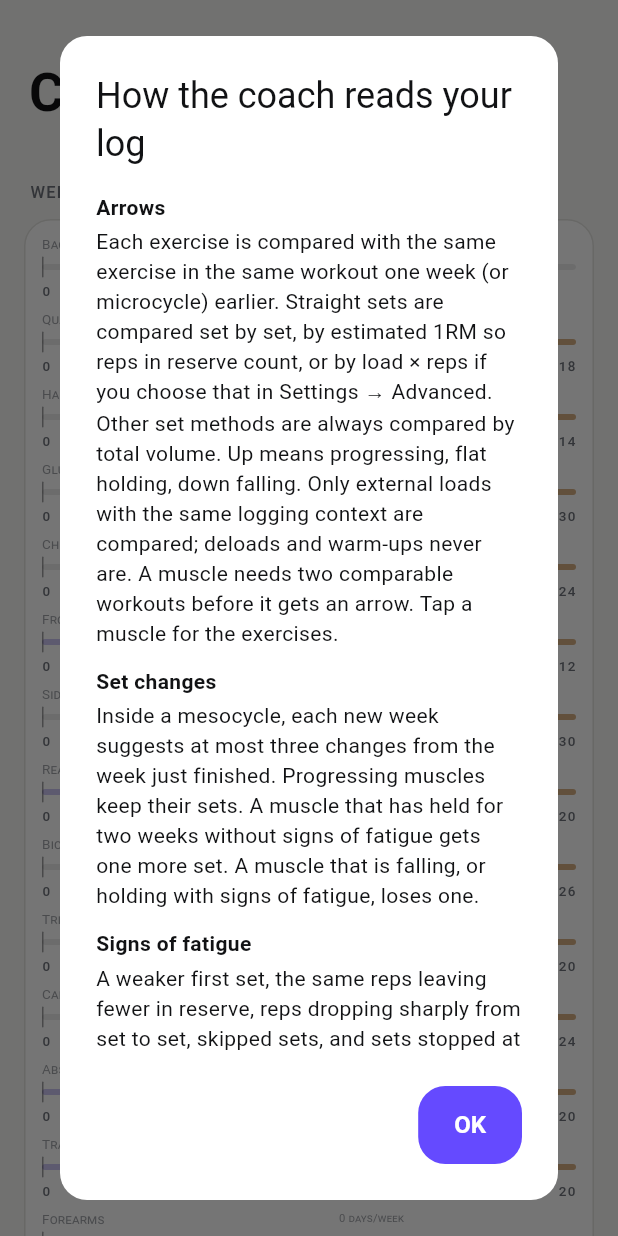
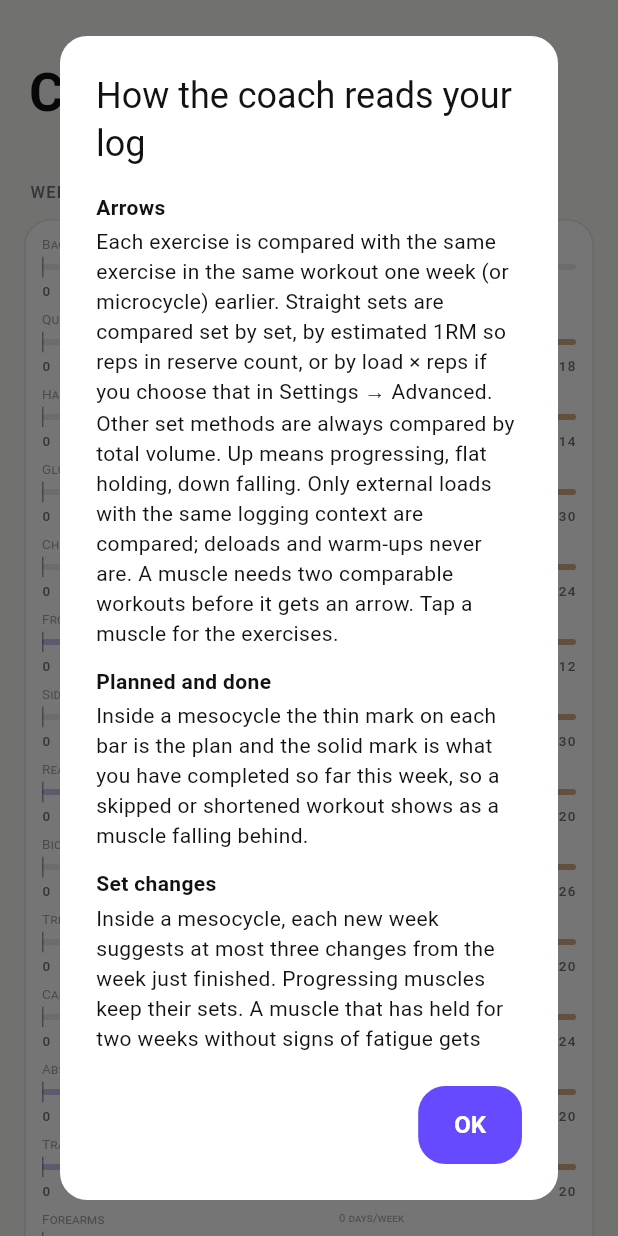
Before and after one commit to gokberkgunes/gymer, a Flutter app: the CoachScreen widget shown alone on an empty page, opened directly, after a tap on the "info outline" icon, on a phone screen of 412 x 824 dp. Run offline on Flutter 3.47's test engine with Material 3 defaults, Android fonts, the phone set to English and light mode, and no system bars; our stand-ins replace file_picker, flutter_local_notifications, timezone.

Commit message:
Show completed sets beside the plan on the weekly sets bars
Inside a running mesocycle each muscle's bar gets a second, solid mark for the
sets completed so far in the current week, next to the thin planned tick, and
the row's dialog lists both numbers.

```diff
--- a/lib/logic/coach.dart
+++ b/lib/logic/coach.dart
@@ -255,7 +255,7 @@ String zoneAdvice(Trend trend, String? zone) {
 Map<String, WeeklyVolume> performedVolume(
   Iterable<Session> sessions,
   (List<String>, List<String>) Function(String exercise) musclesOf, {
-  int weeks = 1,
+  double weeks = 1,
 }) {
   final rows = <VolumeRow>[];
   final days = <String, Set<String>>{};
--- a/lib/screens/coach.dart
+++ b/lib/screens/coach.dart
@@ -80,6 +80,9 @@ class CoachScreen extends StatelessWidget {
                   MuscleVolumeRow(
                     muscle: m,
                     sets: sets(m),
+                    performed: report.performed == null
+                        ? null
+                        : report.performed![m]?.countedSets(includePartialSets: store.settings.includePartialSets) ?? 0,
                     frequency: volume[m]?.directDaysPerWeek ?? 0,
                     verdict: report.verdicts[m],
                     setsLabel: setsLabel,
@@ -303,6 +306,11 @@ void _coachInfo(BuildContext context) => showInfoSections(context, 'How the coac
         'muscle for the exercises.',
   ),
   (
+    'Planned and done',
+    'Inside a mesocycle the thin mark on each bar is the plan and the solid mark is what you have completed so '
+        'far this week, so a skipped or shortened workout shows as a muscle falling behind.',
+  ),
+  (
     'Set changes',
     'Inside a mesocycle, each new week suggests at most three changes from the week just finished. Progressing '
         'muscles keep their sets. A muscle that has held for two weeks without signs of fatigue gets one more set. '
--- a/lib/screens/cycle/cards.dart
+++ b/lib/screens/cycle/cards.dart
@@ -454,6 +454,7 @@ void showLandmarkInfo(
   String muscle, {
   double? sets,
   String setsLabel = 'Planned weekly sets',
+  double? performed,
   MuscleVerdict? verdict,
 }) {
   final l = rpLandmarks[muscle];
@@ -481,6 +482,14 @@ void showLandmarkInfo(
                   ),
                 ],
               ),
+              if (performed != null)
+                Row(
+                  children: [
+                    const Expanded(child: Text('Completed so far this week')),
+                    const SizedBox(width: 12),
+                    Text(fmtSets(performed), style: Theme.of(c).textTheme.titleLarge?.copyWith(fontFeatures: tabular)),
+                  ],
+                ),
               const SizedBox(height: 16),
             ],
             if (verdict != null) ...[
@@ -591,6 +600,9 @@ class MuscleVolumeRow extends StatefulWidget {
   final double? frequency;
   final MuscleVerdict? verdict;
   final String setsLabel;
+
+  /// Sets completed so far this week, drawn as a second, solid mark beside the planned one.
+  final double? performed;
   const MuscleVolumeRow({
     super.key,
     required this.muscle,
@@ -599,6 +611,7 @@ class MuscleVolumeRow extends StatefulWidget {
     this.frequency,
     this.verdict,
     this.setsLabel = 'Planned weekly sets',
+    this.performed,
   });
 
   @override
@@ -633,13 +646,16 @@ class _MuscleVolumeRowState extends State<MuscleVolumeRow> {
       textDirection: TextDirection.ltr,
     )..layout();
     return Semantics(
-      label: '${widget.muscle}, ${fmtSets(widget.sets)} ${widget.setsLabel.toLowerCase()}',
+      label:
+          '${widget.muscle}, ${fmtSets(widget.sets)} ${widget.setsLabel.toLowerCase()}'
+          '${widget.performed == null ? '' : ', ${fmtSets(widget.performed!)} completed so far'}',
       child: InkWell(
         onTap: () => showLandmarkInfo(
           context,
           widget.muscle,
           sets: widget.sets,
           setsLabel: widget.setsLabel,
+          performed: widget.performed,
           verdict: widget.verdict,
         ),
         onHighlightChanged: (pressed) {
@@ -697,6 +713,7 @@ class _MuscleVolumeRowState extends State<MuscleVolumeRow> {
                     child: CustomPaint(
                       painter: _LandmarkBar(
                         sets: widget.sets,
+                        performed: widget.performed,
                         landmark: l,
                         colors: cs,
                         numberStyle: numberStyle,
@@ -722,6 +739,7 @@ class _MuscleVolumeRowState extends State<MuscleVolumeRow> {
 class _LandmarkBar extends CustomPainter {
   static const trackHeight = 14.0;
   final double sets;
+  final double? performed;
   final Landmark landmark;
   final ColorScheme colors;
   final TextStyle numberStyle;
@@ -729,6 +747,7 @@ class _LandmarkBar extends CustomPainter {
   final bool pressed;
   const _LandmarkBar({
     required this.sets,
+    this.performed,
     required this.landmark,
     required this.colors,
     required this.numberStyle,
@@ -742,7 +761,8 @@ class _LandmarkBar extends CustomPainter {
     // The scale ends exactly at the top of MRV, so its number sits at the bar's right end. Planned sets beyond it
     // stretch the scale a little past the mark; without an MRV, the track runs a quarter past MAV.
     final end = mrv?.$2 ?? mav.$2 * 1.25;
-    final top = sets > end ? sets * 1.04 : end;
+    final most = math.max(sets, performed ?? 0);
+    final top = most > end ? most * 1.04 : end;
     double x(double v) => (v / top).clamp(0.0, 1.0) * size.width;
     TextPainter text(String s, TextStyle style) => TextPainter(
       text: TextSpan(text: s, style: style),
@@ -775,6 +795,16 @@ class _LandmarkBar extends CustomPainter {
       lastRight = left + tp.width;
     }
 
+    // Completed sets: a short solid mark inside the track, under the longer faint planned tick.
+    if (performed case final done?) {
+      canvas.drawRRect(
+        RRect.fromRectAndRadius(
+          Rect.fromCenter(center: Offset(x(done).clamp(1.5, size.width - 1.5), mid), width: 3, height: 8),
+          const Radius.circular(1.5),
+        ),
+        Paint()..color = colors.onSurface,
+      );
+    }
     final width = pressed ? 3.0 : 1.0;
     final mark = x(sets).clamp(width / 2, size.width - width / 2);
     canvas.drawRRect(
@@ -789,6 +819,7 @@ class _LandmarkBar extends CustomPainter {
   @override
   bool shouldRepaint(_LandmarkBar old) =>
       old.sets != sets ||
+      old.performed != performed ||
       old.landmark != landmark ||
       old.colors != colors ||
       old.numberStyle != numberStyle ||
--- a/lib/store/coach.dart
+++ b/lib/store/coach.dart
@@ -7,6 +7,9 @@ class CoachReport {
   /// Whether [volume] is the cycle's plan; otherwise it is the weekly average completed in the last four weeks.
   final bool planned;
   final Map<String, WeeklyVolume> volume;
+
+  /// Sets completed so far in the running microcycle, per seven days like the plan; null outside a cycle.
+  final Map<String, WeeklyVolume>? performed;
   final Map<String, MuscleVerdict> verdicts;
   final List<SetSuggestion> suggestions;
 
@@ -22,6 +25,7 @@ class CoachReport {
     required this.cycle,
     required this.planned,
     required this.volume,
+    this.performed,
     required this.verdicts,
     required this.suggestions,
     this.deload = const [],
@@ -42,6 +46,7 @@ extension AppStoreCoach on AppStore {
     var verdicts = <String, MuscleVerdict>{};
     var suggestions = <SetSuggestion>[];
     var deload = const <MuscleVerdict>[];
+    Map<String, WeeklyVolume>? performed;
     final Map<String, WeeklyVolume> volume;
     if (cycle != null && status!.running) {
       volume = plannedWeeklyVolume(cycle, byId, musclesOf);
@@ -52,6 +57,12 @@ extension AppStoreCoach on AppStore {
       Map<String, MuscleVerdict> of(int micro) =>
           muscleVerdicts(sessions, periods, micro - 1, musclesOf, byVolume: byVolume);
       final micro = status.currentMicro;
+      // Every workout of the running microcycle counts here, deload ones included: this is what was done.
+      performed = performedVolume(
+        _cycleSessions(cycle).where((s) => periods.indexOf(s.startedAt) == micro - 1),
+        musclesOf,
+        weeks: periods.days / 7,
+      );
       verdicts = of(micro);
       final finished = of(micro - 1);
       if (verdicts.isEmpty) verdicts = finished;
@@ -96,6 +107,7 @@ extension AppStoreCoach on AppStore {
       cycle: cycle,
       planned: cycle != null,
       volume: volume,
+      performed: performed,
       verdicts: verdicts,
       // A deload answers whole-body fatigue; set-by-set changes wait until it is taken or dismissed.
       suggestions: deload.isEmpty ? suggestions : suggestions.where((s) => s.applied != null).toList(),
```
Also changed, not shown: 1 other file.
